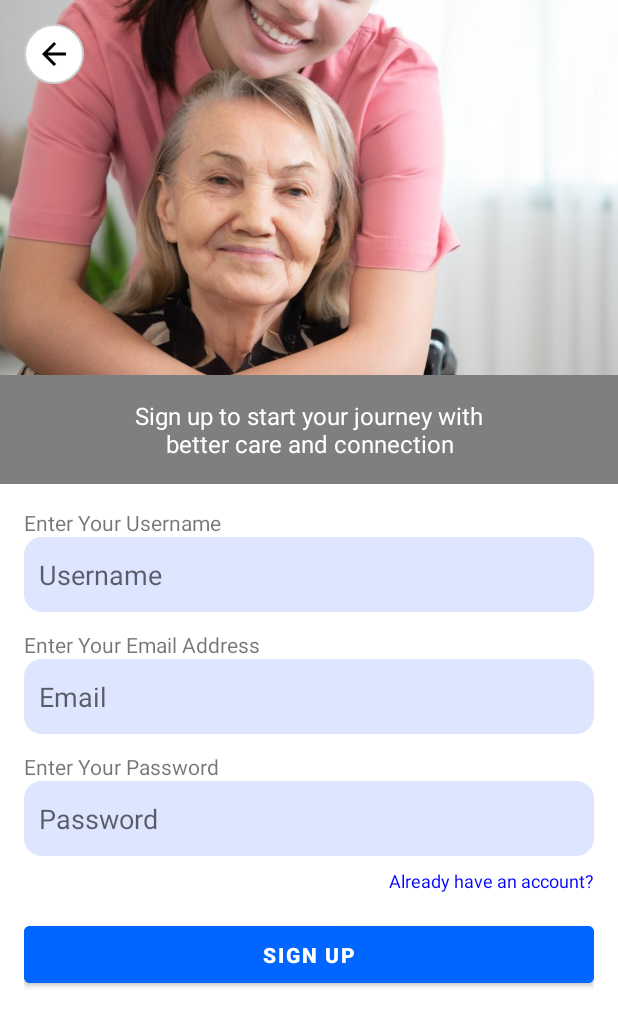
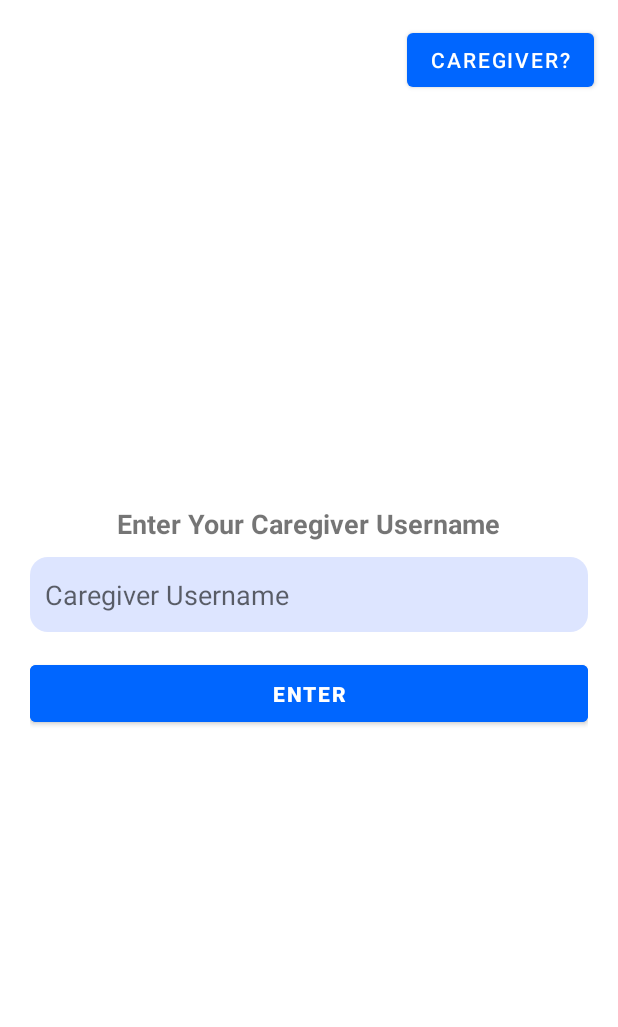
Before and after one commit to Yyangyy2/ElderLink, an Android app built with Jetpack Compose: the screen it shows after launch (SignupActivity before the commit, LoginElderActivity after it), on a phone screen of 412 x 824 dp. Shown: the top 1027 px of the screen. Run offline under Robolectric (Android 15) with nearby library versions, the phone set to English and light mode, and no system bars; our stand-ins replace Firebase (no records; nobody signed in at launch, a user with empty details on screens opened directly).

Commit message:
(Doing for elderly login) Added caregiver redirection. Converted RealTime Database Authentication to Firestore. Added check existing caregiver.

```diff
--- /dev/null
+++ b/app/src/main/java/com/example/elderlink/LoginElderActivity.java
@@ -0,0 +1,89 @@
+package com.example.elderlink;
+
+import android.content.Intent;
+import android.os.Bundle;
+import android.widget.Button;
+import android.widget.EditText;
+import android.widget.PopupMenu;
+import android.widget.Toast;
+
+import androidx.annotation.Nullable;
+import androidx.appcompat.app.AppCompatActivity;
+
+import com.google.firebase.firestore.FirebaseFirestore;
+import com.google.firebase.firestore.QuerySnapshot;
+
+public class LoginElderActivity extends AppCompatActivity {
+
+    private EditText loginElder;
+    private Button enterButton, caregiverRedirectButton;;
+
+    private FirebaseFirestore db;
+
+    @Override
+    protected void onCreate(@Nullable Bundle savedInstanceState) {
+        super.onCreate(savedInstanceState);
+        setContentView(R.layout.activity_login_elder);
+
+        loginElder = findViewById(R.id.login_elder);
+        enterButton = findViewById(R.id.enter_button);
+        caregiverRedirectButton = findViewById(R.id.caregiver_redirect_Button);
+
+
+        db = FirebaseFirestore.getInstance();
+
+
+        // Dropdown for caregiver options
+        caregiverRedirectButton.setOnClickListener(v -> {
+            PopupMenu popup = new PopupMenu(LoginElderActivity.this, caregiverRedirectButton);
+            popup.getMenuInflater().inflate(R.menu.login_elder_redirect_caregiver_menu, popup.getMenu());
+
+            popup.setOnMenuItemClickListener(item -> {
+                int id = item.getItemId();
+                if (id == R.id.menu_signup) {
+                    startActivity(new Intent(LoginElderActivity.this, SignupActivity.class));
+                    return true;
+                } else if (id == R.id.menu_login) {
+                    startActivity(new Intent(LoginElderActivity.this, LoginActivity.class));
+                    return true;
+                }
+                return false;
+            });
+            popup.show();
+        });
+
+
+
+        // Elder login check (based on if caregiver exist or not)------------------------------------------------
+        enterButton.setOnClickListener(v -> {
+            String caregiverUsername = loginElder.getText().toString().trim();
+
+            if (caregiverUsername.isEmpty()) {
+                Toast.makeText(this, "Please enter caregiver username", Toast.LENGTH_SHORT).show();
+                return;
+            }
+
+            // Check does caregiver with this username exist?
+            db.collection("users")
+                    .whereEqualTo("username", caregiverUsername)
+                    .get()
+                    .addOnCompleteListener(task -> {
+                        if (task.isSuccessful()) {
+                            QuerySnapshot result = task.getResult();
+                            if (result != null && !result.isEmpty()) {
+                                // Caregiver exists → Go to Main Activity
+                                Toast.makeText(this, "Caregiver found!", Toast.LENGTH_SHORT).show();
+                                Intent intent = new Intent(LoginElderActivity.this, MainActivity.class);
+                                startActivity(intent);
+                                finish();
+                            } else {
+                                // Caregiver not found
+                                Toast.makeText(this, "Caregiver does not exist", Toast.LENGTH_SHORT).show();
+                            }
+                        } else {
+                            Toast.makeText(this, "Error checking caregiver", Toast.LENGTH_SHORT).show();
+                        }
+                    });
+        });
+    }
+}
--- /dev/null
+++ b/app/src/main/res/layout/activity_login_elder.xml
@@ -0,0 +1,59 @@
+<?xml version="1.0" encoding="utf-8"?>
+<androidx.constraintlayout.widget.ConstraintLayout xmlns:android="http://schemas.android.com/apk/res/android"
+    xmlns:app="http://schemas.android.com/apk/res-auto"
+    android:layout_width="match_parent"
+    android:layout_height="match_parent">
+
+    <!-- Caregiver dropdown button at top right -->
+    <Button
+        android:id="@+id/caregiver_redirect_Button"
+        android:layout_width="wrap_content"
+        android:layout_height="wrap_content"
+        android:text="Caregiver?"
+        app:layout_constraintTop_toTopOf="parent"
+        app:layout_constraintEnd_toEndOf="parent"
+        android:layout_margin="16dp" />
+
+    <!-- Container for login content (centered) -->
+    <LinearLayout
+        android:id="@+id/loginContainer"
+        android:layout_width="0dp"
+        android:layout_height="wrap_content"
+        android:orientation="vertical"
+        android:gravity="center"
+        android:padding="20dp"
+        app:layout_constraintTop_toTopOf="parent"
+        app:layout_constraintBottom_toBottomOf="parent"
+        app:layout_constraintStart_toStartOf="parent"
+        app:layout_constraintEnd_toEndOf="parent">
+
+        <TextView
+            android:layout_width="wrap_content"
+            android:layout_height="wrap_content"
+            android:text="Enter Your Caregiver Username"
+            android:textStyle="bold"
+            android:textSize="18sp"
+            android:layout_marginBottom="10dp"/>
+
+        <EditText
+            android:id="@+id/login_elder"
+            android:layout_width="match_parent"
+            android:layout_height="50dp"
+            android:hint="Caregiver Username"
+            android:background="@drawable/edittext_background"
+            android:padding="10dp" />
+
+        <!-- Enter Button -->
+        <Button
+            android:id="@+id/enter_button"
+            android:layout_width="match_parent"
+            android:layout_height="50dp"
+            android:layout_marginTop="16dp"
+            android:text="Enter"
+            android:textColor="#FFFFFF"
+            android:textStyle="bold"
+            android:backgroundTint="#0066FF" />
+
+    </LinearLayout>
+
+</androidx.constraintlayout.widget.ConstraintLayout>
--- /dev/null
+++ b/app/src/main/res/menu/login_elder_redirect_caregiver_menu.xml
@@ -0,0 +1,9 @@
+<?xml version="1.0" encoding="utf-8"?>
+<menu xmlns:android="http://schemas.android.com/apk/res/android">
+    <item
+        android:id="@+id/menu_login"
+        android:title="Login"/>
+    <item
+        android:id="@+id/menu_signup"
+        android:title="Sign Up"/>
+</menu>
--- a/app/src/main/res/values/strings.xml
+++ b/app/src/main/res/values/strings.xml
@@ -2,4 +2,5 @@
     <string name="app_name">ElderLink</string>
     <string name="title_activity_signup">SignupActivity</string>
     <string name="title_activity_main2">MainActivity2</string>
+    <string name="title_activity_login_elder">LoginElderActivity</string>
 </resources>
```
Also changed, not shown: app/src/main/AndroidManifest.xml (+19 -2 lines), app/src/main/java/com/example/elderlink/MainActivity.java (+15 -14 lines), app/src/main/java/com/example/elderlink/SignupActivity.java (+6 -4 lines).
